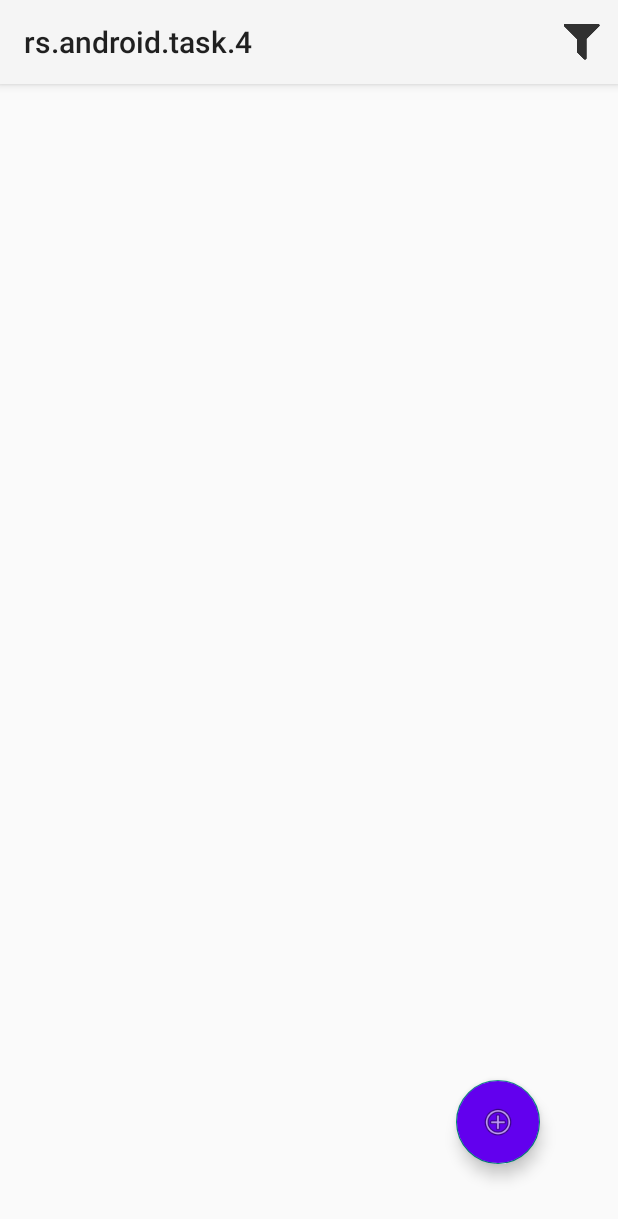
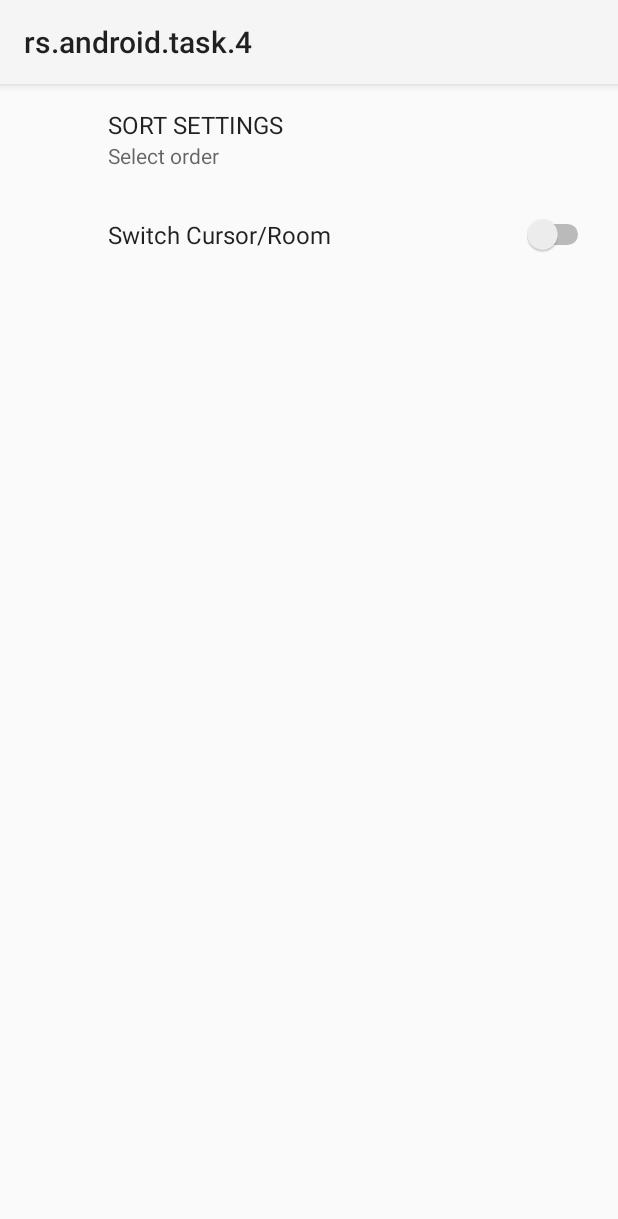
Before and after one commit to DmitryKucherenko/rs.android.task.4, an Android app: the screen it shows after launch (MainActivity), after a tap on "sort", on a phone screen of 412 x 824 dp. Shown: the top 1219 px of the screen. Run offline under Robolectric (Android 15) with nearby library versions, the phone set to English and light mode, and no system bars; our stand-ins replace Room's generated code, androidx.preference; 1 statement that could not run was skipped.

Commit message:
feature: refactoring add navigation

```diff
--- a/app/build.gradle
+++ b/app/build.gradle
@@ -39,6 +39,9 @@ android {
 
 dependencies {
 
+    implementation("androidx.navigation:navigation-fragment-ktx:$nav_version")
+    implementation("androidx.navigation:navigation-ui-ktx:$nav_version")
+
     implementation "org.jetbrains.kotlin:kotlin-stdlib:$kotlin_version"
     implementation 'org.jetbrains.kotlinx:kotlinx-coroutines-android:1.4.3'
     implementation 'androidx.core:core-ktx:1.6.0'
--- a/app/src/main/AndroidManifest.xml
+++ b/app/src/main/AndroidManifest.xml
@@ -3,7 +3,7 @@
     package="com.fatalzero">
 
     <application
-        android:name=".ui.CarIntentApplicaion"
+        android:name=".ui.CarApplication"
         android:allowBackup="true"
         android:icon="@mipmap/ic_launcher"
         android:label="@string/app_name"
--- a/app/src/main/java/com/fatalzero/database/cursor/CarDaoCursorImp.kt
+++ b/app/src/main/java/com/fatalzero/database/cursor/CarDaoCursorImp.kt
@@ -69,7 +69,6 @@ class CarDatabaseCursor(context: Context) :
     }
     override fun getCarsOrderBy(order: String): LiveData<List<Car>> {
         Log.d(LOG_TAG, "Cursor getCarsOrderBy($order)")
-
         return liveData<List<Car>> {
             emit(getCarsList(order))
         }
@@ -92,7 +91,6 @@ class CarDatabaseCursor(context: Context) :
                     val brand = cursor.getString(cursor.getColumnIndex("brand"))
                     val model = cursor.getString(cursor.getColumnIndex("model"))
                     val mileage = cursor.getInt(cursor.getColumnIndex("mileage"))
-                    Log.d(LOG_TAG, "FROM GET CAR CURSOR $id $brand $model $mileage")
                     val car =  Car(id, brand, model, mileage)
                     Log.d(LOG_TAG, "FROM GET CAR CURSOR $car")
                     carLiveData.value = car
@@ -100,7 +98,6 @@ class CarDatabaseCursor(context: Context) :
             }
         }
             cursor.close()
-        Log.d(LOG_TAG, "FROM GET CAR CURSOR ${carLiveData.value}")
             return carLiveData
         }
 
--- a/app/src/main/java/com/fatalzero/ui/CarIntentApplicaion.kt
+++ b/app/src/main/java/com/fatalzero/ui/CarApplication.kt
@@ -3,7 +3,7 @@ package com.fatalzero.ui
 import android.app.Application
 import com.fatalzero.database.room.CarRepository
 
-class CarIntentApplicaion: Application() {
+class CarApplication: Application() {
     override fun onCreate() {
         super.onCreate()
         CarRepository.initialize(this)
--- a/app/src/main/java/com/fatalzero/ui/CarListViewModel.kt
+++ b/app/src/main/java/com/fatalzero/ui/CarListViewModel.kt
@@ -11,7 +11,9 @@ class CarListViewModel: ViewModel() {
     private var sort:MutableLiveData<String> = MutableLiveData("brand")
 
     private val carRepository = CarRepository.get()
-    var carListLiveData: LiveData<List<Car>> = Transformations.switchMap(sort){ order -> carRepository.getCars(order)}
+    var carListLiveData: LiveData<List<Car>> = Transformations.switchMap(sort){
+            order -> carRepository.getCars(order)
+    }
 
     fun sortBy(order:String){
         sort.value=order
--- a/app/src/main/java/com/fatalzero/ui/MainActivity.kt
+++ b/app/src/main/java/com/fatalzero/ui/MainActivity.kt
@@ -2,66 +2,42 @@ package com.fatalzero.ui
 
 import androidx.appcompat.app.AppCompatActivity
 import android.os.Bundle
+import android.view.View
+import androidx.core.os.bundleOf
+import androidx.navigation.NavController
+import androidx.navigation.findNavController
 import com.fatalzero.R
 
 class MainActivity : AppCompatActivity(R.layout.activity_main), AddCarFragment.CallBack,
     CarListFragment.CallBack,SettingsFragment.CallBack,ItemClickListener {
 
+    private var navController: NavController?=null
+
 
     override fun onCreate(savedInstanceState: Bundle?) {
         super.onCreate(savedInstanceState)
-        openListFragment()
-    }
-
-    override fun openListFragment(){
-        val containerFragment = supportFragmentManager.findFragmentById(R.id.fragment_container)
-        if (containerFragment == null) {
-            val fragment = CarListFragment.newInstance()
-            supportFragmentManager
-                .beginTransaction()
-                .replace(R.id.fragment_container, fragment)
-                .addToBackStack(null)
-                .commit()
-        }
-    }
-
-    override fun openListFragmentBackStack() {
-        supportFragmentManager.popBackStack()
-
-
-    }
-
-    override fun openSettingsFragment(){
-        val containerFragment = supportFragmentManager.findFragmentById(R.id.fragment_container)
-        val fragment = SettingsFragment()
-        supportFragmentManager
-            .beginTransaction()
-            .replace(R.id.fragment_container, fragment)
-            .addToBackStack(null)
-            .commit()
+        navController = this.findNavController(R.id.fragment_container)
     }
 
 
 
 
+    override fun openListFragment() {
+        navController?.popBackStack()
+
+    }
+
+    override fun openSettingsFragment(){
+        navController?.navigate(R.id.action_carListFragment_to_settingsFragment)
+    }
+
+
 
     override fun openAddFragment() {
-        val containerFragment = supportFragmentManager.findFragmentById(R.id.fragment_container)
-        val fragment = AddCarFragment.newInstance()
-        supportFragmentManager
-            .beginTransaction()
-            .replace(R.id.fragment_container, fragment)
-            .addToBackStack(null)
-            .commit()
+        navController?.navigate(R.id.action_carListFragment_to_addCarFragment)
     }
 
     override fun onItemClick(id: Int) {
-        val containerFragment = supportFragmentManager.findFragmentById(R.id.fragment_container)
-        val fragment = AddCarFragment.newInstance(id)
-        supportFragmentManager
-            .beginTransaction()
-            .replace(R.id.fragment_container, fragment)
-            .addToBackStack(null)
-            .commit()
+        navController?.navigate(R.id.action_carListFragment_to_addCarFragment,bundleOf("id" to id))
     }
 }
--- a/app/src/main/java/com/fatalzero/ui/SettingsFragment.kt
+++ b/app/src/main/java/com/fatalzero/ui/SettingsFragment.kt
@@ -1,8 +1,6 @@
 package com.fatalzero.ui
 
-import android.content.Context
 import android.os.Bundle
-import androidx.fragment.app.Fragment
 import androidx.preference.PreferenceFragmentCompat
 import com.fatalzero.R
 
--- a/app/src/main/res/layout/activity_main.xml
+++ b/app/src/main/res/layout/activity_main.xml
@@ -1,6 +1,16 @@
 <?xml version="1.0" encoding="utf-8"?>
 <FrameLayout
     xmlns:android="http://schemas.android.com/apk/res/android"
-    android:id="@+id/fragment_container"
+    xmlns:app="http://schemas.android.com/apk/res-auto"
+
     android:layout_width="match_parent"
-    android:layout_height="match_parent"/>
+    android:layout_height="match_parent">
+
+    <fragment
+        android:id="@+id/fragment_container"
+        android:name="androidx.navigation.fragment.NavHostFragment"
+        android:layout_width="match_parent"
+        android:layout_height="match_parent"
+        app:defaultNavHost="true"
+        app:navGraph="@navigation/nav_graph" />
+</FrameLayout>
--- /dev/null
+++ b/app/src/main/res/navigation/nav_graph.xml
@@ -0,0 +1,28 @@
+<?xml version="1.0" encoding="utf-8"?>
+<navigation xmlns:android="http://schemas.android.com/apk/res/android"
+    xmlns:app="http://schemas.android.com/apk/res-auto"
+    xmlns:tools="http://schemas.android.com/tools"
+    android:id="@+id/nav_graph"
+    app:startDestination="@id/carListFragment">
+
+    <fragment
+        android:id="@+id/carListFragment"
+        android:name="com.fatalzero.ui.CarListFragment"
+        android:label="CarListFragment" >
+        <action
+            android:id="@+id/action_carListFragment_to_addCarFragment"
+            app:destination="@id/addCarFragment" />
+        <action
+            android:id="@+id/action_carListFragment_to_settingsFragment"
+            app:destination="@id/settingsFragment" />
+    </fragment>
+    <fragment
+        android:id="@+id/addCarFragment"
+        android:name="com.fatalzero.ui.AddCarFragment"
+        android:label="fragment_add_car"
+        tools:layout="@layout/fragment_add_car" />
+    <fragment
+        android:id="@+id/settingsFragment"
+        android:name="com.fatalzero.ui.SettingsFragment"
+        android:label="SettingsFragment" />
+</navigation>
--- a/build.gradle
+++ b/build.gradle
@@ -1,6 +1,7 @@
 // Top-level build file where you can add configuration options common to all sub-projects/modules.
 buildscript {
     ext.kotlin_version = "1.5.10"
+    ext.nav_version = "2.3.5"
     repositories {
         google()
         mavenCentral()
@@ -8,7 +9,7 @@ buildscript {
     dependencies {
         classpath "com.android.tools.build:gradle:4.2.2"
         classpath "org.jetbrains.kotlin:kotlin-gradle-plugin:$kotlin_version"
-
+        classpath("androidx.navigation:navigation-safe-args-gradle-plugin:$nav_version")
         // NOTE: Do not place your application dependencies here; they belong
         // in the individual module build.gradle files
     }
```
Also changed, not shown: app/src/main/java/com/fatalzero/ui/AddCarFragment.kt (+17 -43 lines), app/src/main/java/com/fatalzero/ui/AddCarViewModel.kt (+7 -7 lines), app/src/main/java/com/fatalzero/ui/CarListFragment.kt (+20 -24 lines).
